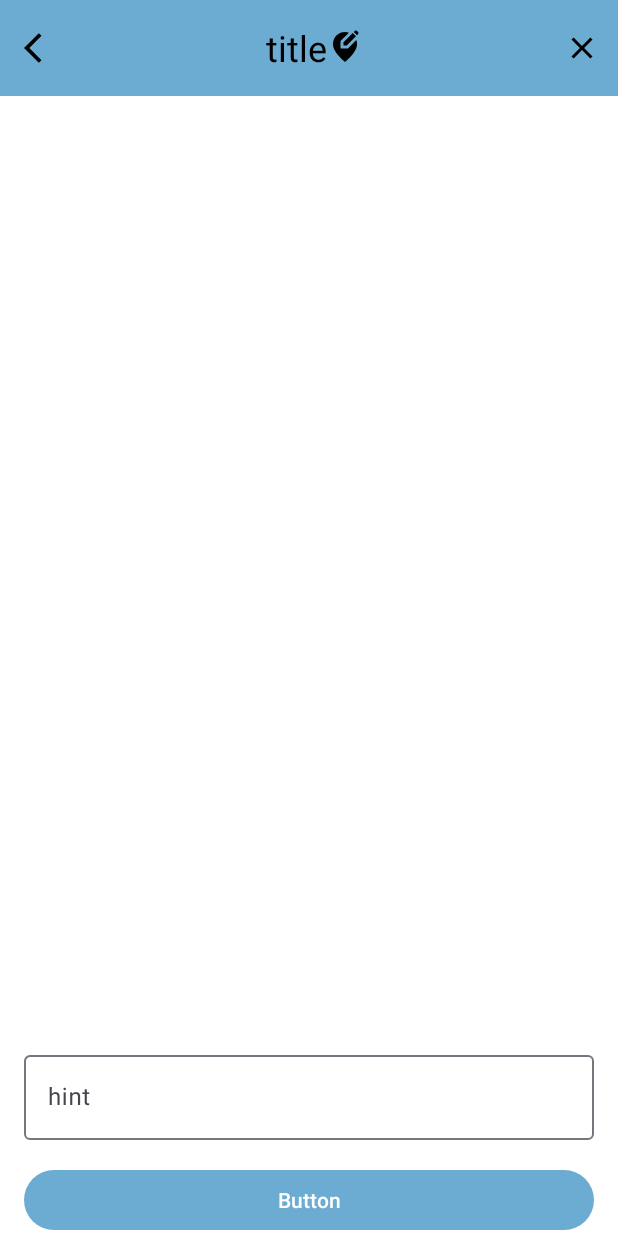
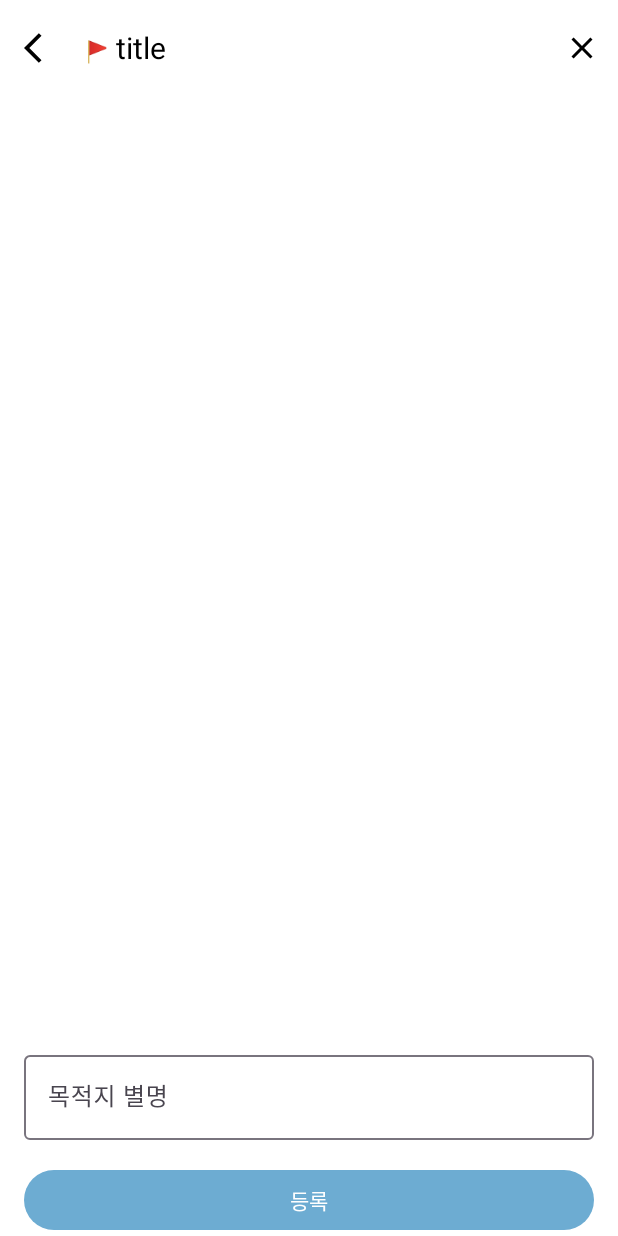
Before and after one commit to WayBackHomeProject/Mobile, an Android app: the DestinationFragment screen opened through its navigation route, on a phone screen of 412 x 824 dp. Run offline under Robolectric (Android 15) with nearby library versions, the phone set to English and light mode, and no system bars; our stand-ins replace Room's generated code; libraries missing offline, so code that uses them is left out: com.naver.maps; 17 statements that could not run were skipped.

Commit message:
feat : [UI 수정] fragment_destination.xml : 디자인 구현

```diff
--- a/mobile_app/app/src/main/java/com/ssafy/waybackhome/destination/DestinationFragment.kt
+++ b/mobile_app/app/src/main/java/com/ssafy/waybackhome/destination/DestinationFragment.kt
@@ -70,7 +70,7 @@ class DestinationFragment : BaseFragment<FragmentDestinationBinding>(FragmentDes
         binding.tbDestination.setNavigationIcon(R.drawable.baseline_arrow_back_ios_24)
         binding.tvDestinationTitle.text = destination.address
         binding.etDestinationName.setText(destination.name)
-        binding.btnEditDestination.visibility = if(destinationViewModel.destination.value?.name.isNullOrBlank()) View.GONE else View.VISIBLE
+//        binding.btnEditDestination.visibility = if(destinationViewModel.destination.value?.name.isNullOrBlank()) View.GONE else View.VISIBLE
     }
     private fun initListener(){
         binding.btnDestinationConfirm.setOnClickListener{
@@ -90,7 +90,7 @@ class DestinationFragment : BaseFragment<FragmentDestinationBinding>(FragmentDes
             }
             false
         }
-        binding.btnEditDestination.setOnClickListener {
+        binding.tvDestinationTitle.setOnClickListener {
             destinationViewModel.destination.value?.run {
                 val action = DestinationFragmentDirections.actionDestinationFragmentToSearchAddressFragment(address)
                 findNavController().navigate(action)
--- a/mobile_app/app/src/main/java/com/ssafy/waybackhome/search/SearchAddressFragment.kt
+++ b/mobile_app/app/src/main/java/com/ssafy/waybackhome/search/SearchAddressFragment.kt
@@ -53,6 +53,7 @@ class SearchAddressFragment : BaseFragment<FragmentSearchAddressBinding>(Fragmen
         return false;
     }
     private fun initData(){
+        binding.svAddress.setQuery(args.address, false)
         searchWith(args.address)
     }
     private fun initView(){
--- a/mobile_app/app/src/main/res/layout/fragment_destination.xml
+++ b/mobile_app/app/src/main/res/layout/fragment_destination.xml
@@ -11,7 +11,6 @@
         android:id="@+id/tb_destination"
         android:layout_width="match_parent"
         android:layout_height="wrap_content"
-        android:background="?attr/colorPrimary"
         android:minHeight="?attr/actionBarSize"
         android:theme="?attr/actionBarTheme"
         app:layout_constraintEnd_toEndOf="parent"
@@ -24,26 +23,24 @@
         <LinearLayout
             android:layout_width="match_parent"
             android:layout_height="wrap_content"
-            android:gravity="center"
             android:orientation="horizontal"
             tools:layout_editor_absoluteX="56dp"
             tools:layout_editor_absoluteY="20dp">
 
+            <TextView
+                android:text="🚩 "
+                android:layout_width="wrap_content"
+                android:layout_height="wrap_content" />
             <TextView
                 android:id="@+id/tv_destination_title"
                 android:layout_width="wrap_content"
                 android:layout_height="wrap_content"
                 android:text="title"
                 android:textColor="@color/black"
-                android:textSize="24sp"
+                android:textSize="20sp"
                 tools:layout_editor_absoluteX="56dp"
                 tools:layout_editor_absoluteY="22dp" />
 
-            <ImageView
-                android:id="@+id/btn_edit_destination"
-                android:layout_width="wrap_content"
-                android:layout_height="wrap_content"
-                android:src="@drawable/baseline_edit_location_alt_24" />
         </LinearLayout>
 
 
@@ -85,7 +82,7 @@
                 android:id="@+id/et_destination_name"
                 android:layout_width="match_parent"
                 android:layout_height="wrap_content"
-                android:hint="hint" />
+                android:hint="목적지 별명" />
         </com.google.android.material.textfield.TextInputLayout>
 
         <Button
@@ -95,7 +92,7 @@
             android:layout_marginStart="16dp"
             android:layout_marginTop="16dp"
             android:layout_marginEnd="16dp"
-            android:text="Button"
+            android:text="등록"
             app:layout_constraintBottom_toBottomOf="parent"
             app:layout_constraintEnd_toEndOf="parent"
             app:layout_constraintStart_toStartOf="parent"
```
